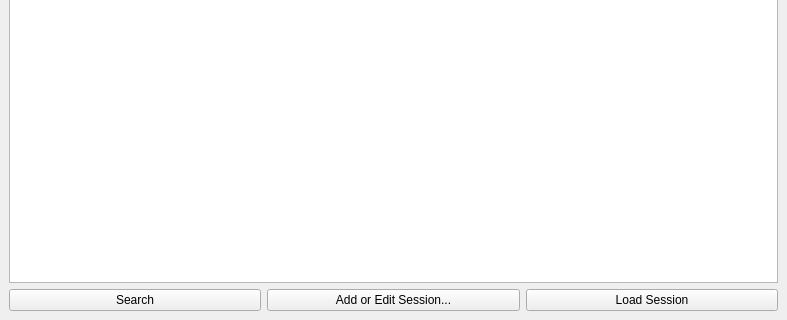
Above: src/db/sessionWindow.ui from neuroethology/bento before the change; both pictures show x 0 to 787 and y 358 to 678 of the 787 by 678 pixel window. Below: the same form after it.
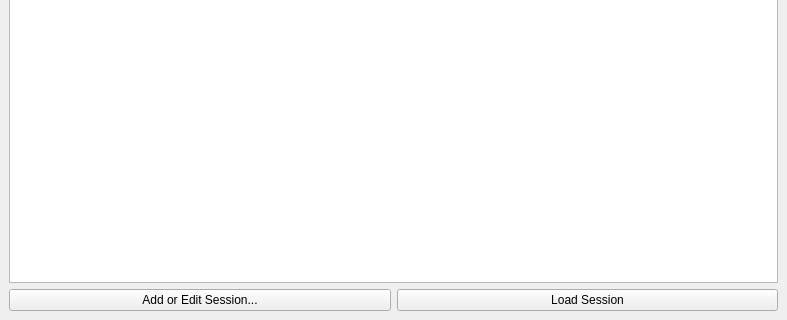
That is the form after the change.

Commit message: Several bug fixes; remove Search button on Session dialog and make each widget force a ui update.

The edit to the form file:
```diff
--- a/src/db/sessionWindow.ui
+++ b/src/db/sessionWindow.ui
@@ -102,13 +102,6 @@
     </item>
     <item>
      <layout class="QHBoxLayout" name="pushButtonsHorizontalLayout">
-      <item>
-       <widget class="QPushButton" name="searchPushButton">
-        <property name="text">
-         <string>Search</string>
-        </property>
-       </widget>
-      </item>
       <item>
        <widget class="QPushButton" name="addOrEditSessionPushButton">
         <property name="text">
```
The commit also changes 13 other files.
